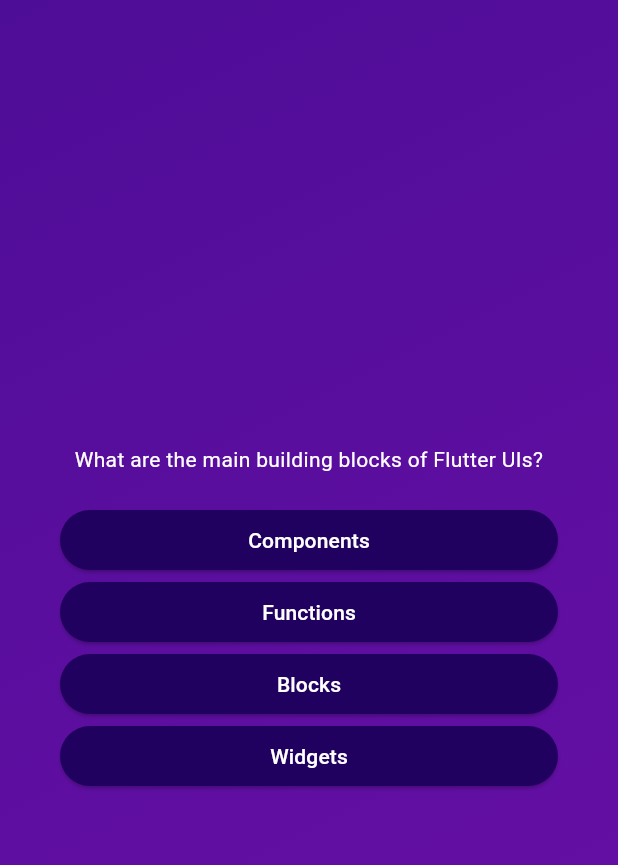
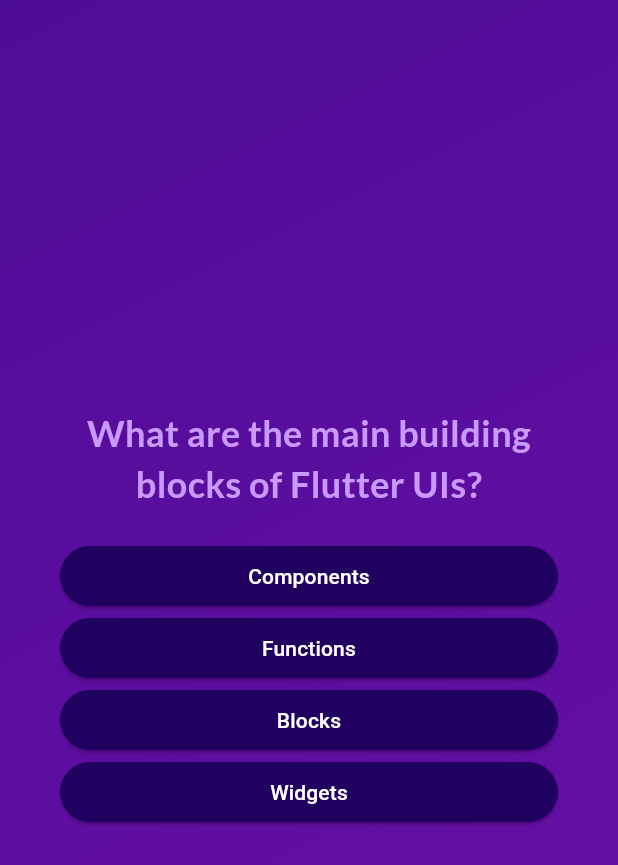
Before and after one commit to Roshan9760/Flutter-Learning-Module2, a Flutter app: the screen it shows after launch, after a tap on "Start Quiz", on a phone screen of 412 x 824 dp. Shown: the top 865 px of the screen. Run offline on Flutter 3.47's test engine with Material 3 defaults, Android fonts, the phone set to English and light mode, and no system bars; our stand-ins replace google_fonts.

Commit message:
adding google fonts and change question

```diff
--- a/lib/answer_button.dart
+++ b/lib/answer_button.dart
@@ -7,14 +7,16 @@ class AnswerButton extends StatelessWidget {
   final void Function () onTap;
 
   @override
-  Widget build(BuildContext context) {
-    return ElevatedButton(
+  Widget build( context) {
+    return SizedBox(
+      width: double.infinity,
+      child: ElevatedButton(
          onPressed: onTap,
          style: ElevatedButton.styleFrom(
 
              padding:const EdgeInsets.symmetric(
               vertical: 10,
-            horizontal: 40
+              horizontal: 30
               ),
               backgroundColor: Color.fromARGB(255, 33, 1, 95),
               foregroundColor: Colors.white,
@@ -24,7 +26,9 @@ class AnswerButton extends StatelessWidget {
 
          ),
          child: Text(
-        answerText
+          answerText,
+         textAlign: TextAlign.center,
+        ),
       ),
     );
   }
--- a/lib/question_screen.dart
+++ b/lib/question_screen.dart
@@ -1,6 +1,7 @@
 import 'package:flutter/material.dart';
 import 'package:quizapp/answer_button.dart';
 import 'package:quizapp/data/questions.dart';
+import 'package:google_fonts/google_fonts.dart';
 
 class QuestionScreen extends StatefulWidget {
   QuestionScreen({super.key});
@@ -12,10 +13,16 @@ class QuestionScreen extends StatefulWidget {
 }
 
 class _QuestionScreenState extends State<QuestionScreen> {
+  var currentQuestionIndx = 0;
+  void answerQuestion() {
+    setState(() {
+      currentQuestionIndx++;
+    });
+  }
 
-  var currentQuestion  = questions[0];
   @override
   Widget build(context) {
+    final currQuestion = questions[currentQuestionIndx];
     return Container(
       margin: const EdgeInsets.all(40),
       child: SizedBox(
@@ -24,18 +31,20 @@ class _QuestionScreenState extends State<QuestionScreen> {
           mainAxisAlignment: MainAxisAlignment.center,
           crossAxisAlignment: CrossAxisAlignment.stretch,
           children: [
-             Text(
-              currentQuestion.text,
-              style:const TextStyle(
-                color: Colors.white,
-                ),
-                textAlign: TextAlign.center,
+            Text(
+              currQuestion.text,
+              style: GoogleFonts.lato(
+                 color: Color.fromARGB(255, 201, 153, 251),
+                 fontSize: 24,
+                 fontWeight: FontWeight.bold
+              ),
+              textAlign: TextAlign.center,
             ),
             const SizedBox(
               height: 20,
             ),
-            ...currentQuestion.getShuffledAnswerList().map((answer){
-                return AnswerButton(answerText: answer, onTap: (){});
+            ...currQuestion.getShuffledAnswerList().map((answer) {
+              return AnswerButton(answerText: answer, onTap: answerQuestion);
             }),
           ],
         ),
--- a/pubspec.yaml
+++ b/pubspec.yaml
@@ -35,6 +35,7 @@ dependencies:
   # The following adds the Cupertino Icons font to your application.
   # Use with the CupertinoIcons class for iOS style icons.
   cupertino_icons: ^1.0.8
+  google_fonts: ^6.2.1
 
 dev_dependencies:
   flutter_test:
```
Also changed, not shown: pubspec.lock, 1 other file. Lines whose indentation alone changed are shown as unchanged.
